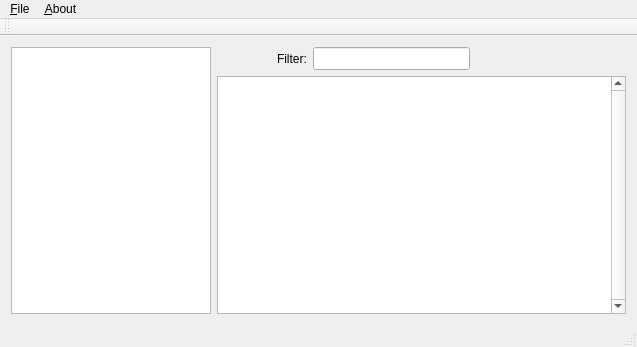
This is ProgramManager/mainwindow.ui in artur3/EdytorNC as Qt 5 draws it before an edit. The edited form follows.
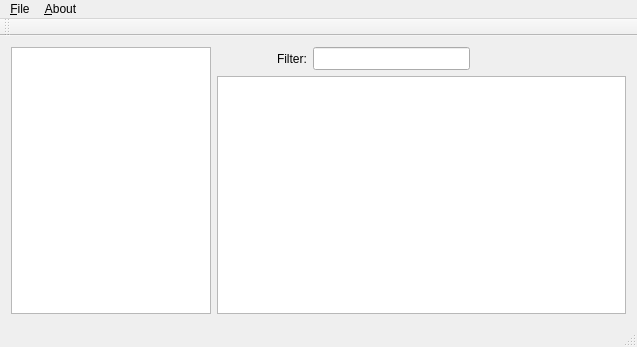
This is the edited form.

```diff
--- a/ProgramManager/mainwindow.ui
+++ b/ProgramManager/mainwindow.ui
@@ -139,13 +139,13 @@
              </sizepolicy>
             </property>
             <property name="verticalScrollBarPolicy">
-             <enum>Qt::ScrollBarAlwaysOn</enum>
+             <enum>Qt::ScrollBarAsNeeded</enum>
             </property>
             <property name="horizontalScrollBarPolicy">
              <enum>Qt::ScrollBarAsNeeded</enum>
             </property>
             <property name="sizeAdjustPolicy">
-             <enum>QAbstractScrollArea::AdjustToContentsOnFirstShow</enum>
+             <enum>QAbstractScrollArea::AdjustToContents</enum>
             </property>
             <property name="editTriggers">
              <set>QAbstractItemView::EditKeyPressed</set>
```
